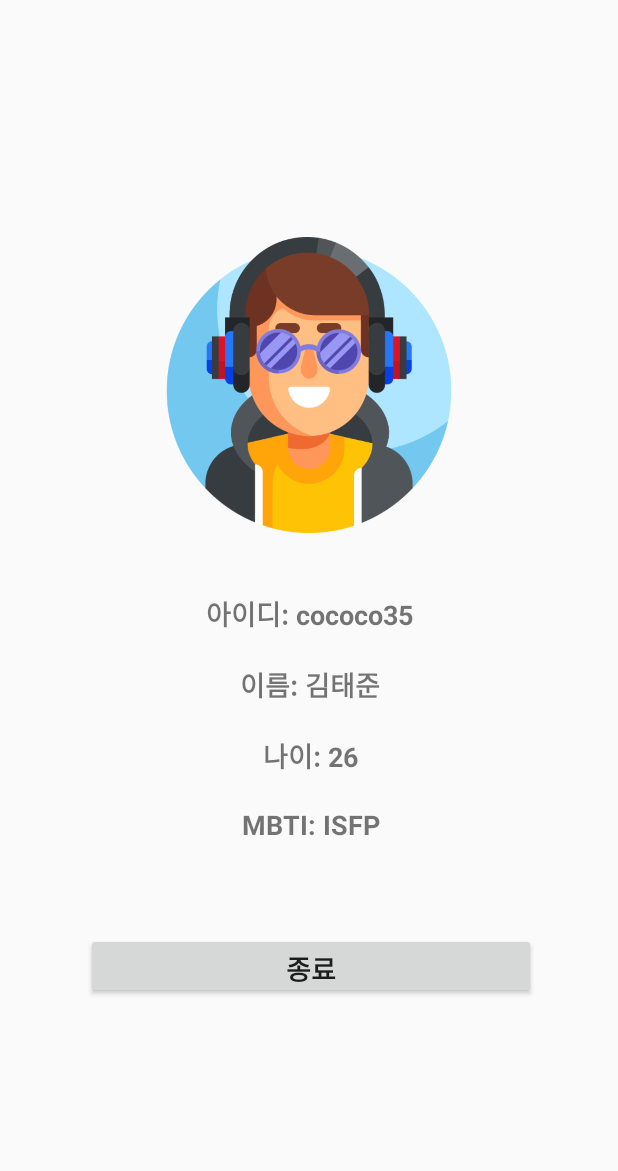
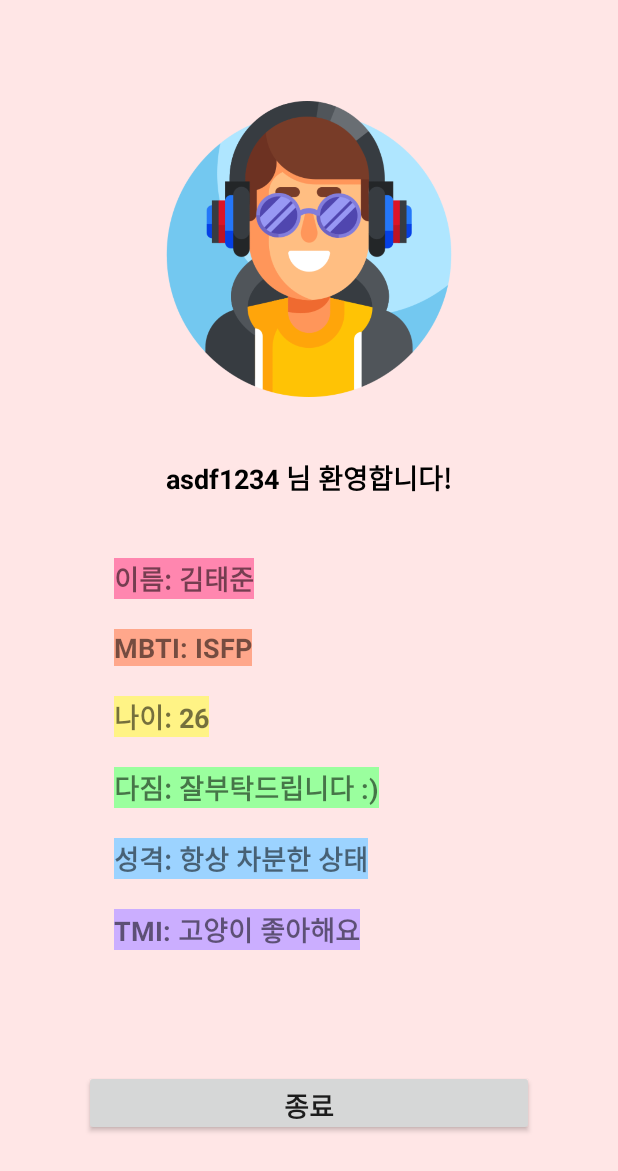
Before and after one commit to cococo35/SignIn, an Android app: the layout activity_home.xml on its own in the app's theme, with its tools: preview values and no code run, on a phone screen of 412 x 824 dp. Shown: the top 1171 px of the screen. Run offline under Robolectric (Android 15) with nearby library versions, the phone set to English and light mode, and no system bars.

Commit message:
Lv3/SignIn Widget 구현

```diff
--- a/app/build.gradle.kts
+++ b/app/build.gradle.kts
@@ -41,6 +41,7 @@
     implementation("androidx.appcompat:appcompat:1.6.1")
     implementation("com.google.android.material:material:1.11.0")
     implementation("androidx.constraintlayout:constraintlayout:2.1.4")
+    implementation("androidx.cardview:cardview:1.0.0")
     testImplementation("junit:junit:4.13.2")
     androidTestImplementation("androidx.test.ext:junit:1.1.5")
     androidTestImplementation("androidx.test.espresso:espresso-core:3.5.1")
--- a/app/src/main/java/com/android/signin/HomeActivity.kt
+++ b/app/src/main/java/com/android/signin/HomeActivity.kt
@@ -14,7 +14,7 @@
         val passWord = intent.getStringExtra("passWord")
 
         val tv_home_id = findViewById<TextView>(R.id.home_id)
-        tv_home_id.setText(id)
+        tv_home_id.setText("${id} 님 환영합니다!")
 
         val home_button = findViewById<Button>(R.id.home_button_finish)
 
--- a/app/src/main/res/layout/activity_home.xml
+++ b/app/src/main/res/layout/activity_home.xml
@@ -4,7 +4,19 @@
     xmlns:tools="http://schemas.android.com/tools"
     android:layout_width="match_parent"
     android:layout_height="match_parent"
+    android:background="#FFE6E6"
     tools:context=".HomeActivity">
+
+    <ScrollView
+        android:layout_width="match_parent"
+        android:layout_height="match_parent"
+        android:fillViewport="true"
+        android:scrollbars="none">
+
+        <androidx.constraintlayout.widget.ConstraintLayout
+            android:layout_width="match_parent"
+            android:layout_height="wrap_content"
+            android:padding="16dp">
 
             <ImageView
                 android:id="@+id/home_image"
@@ -19,46 +31,17 @@
                 app:srcCompat="@drawable/homeimage" />
 
             <TextView
-        android:id="@+id/home_id"
-        android:layout_width="wrap_content"
-        android:layout_height="wrap_content"
-        android:layout_marginTop="40dp"
-        android:text="아이디: cococo35"
-        android:textStyle="bold"
-        android:textSize="18dp"
-        app:layout_constraintBottom_toTopOf="@+id/home_name"
-        app:layout_constraintEnd_toEndOf="@+id/home_image"
-        app:layout_constraintHorizontal_bias="0.5"
-        app:layout_constraintStart_toStartOf="@+id/home_image"
-        app:layout_constraintTop_toBottomOf="@+id/home_image" />
-
-    <TextView
-        android:id="@+id/home_name"
-        android:layout_width="wrap_content"
-        android:layout_height="wrap_content"
-        android:layout_marginTop="20dp"
-        android:text="이름: 김태준"
-        android:textStyle="bold"
-        android:textSize="18dp"
-        app:layout_constraintBottom_toTopOf="@+id/home_age"
-        app:layout_constraintEnd_toEndOf="@+id/home_id"
-        app:layout_constraintHorizontal_bias="0.5"
-        app:layout_constraintStart_toStartOf="@+id/home_id"
-        app:layout_constraintTop_toBottomOf="@+id/home_id" />
-
-    <TextView
                 android:id="@+id/home_age"
                 android:layout_width="wrap_content"
                 android:layout_height="wrap_content"
                 android:layout_marginTop="20dp"
                 android:text="나이: 26"
+                android:textSize="18dp"
                 android:textStyle="bold"
-        android:textSize="18dp"
-        app:layout_constraintBottom_toTopOf="@+id/home_mbti"
-        app:layout_constraintEnd_toEndOf="@+id/home_name"
-        app:layout_constraintHorizontal_bias="0.5"
-        app:layout_constraintStart_toStartOf="@+id/home_name"
-        app:layout_constraintTop_toBottomOf="@+id/home_name" />
+                android:background="#FFF385"
+                app:layout_constraintBottom_toTopOf="@+id/home_promise"
+                app:layout_constraintStart_toStartOf="@+id/home_mbti"
+                app:layout_constraintTop_toBottomOf="@+id/home_mbti" />
 
             <TextView
                 android:id="@+id/home_mbti"
@@ -66,25 +49,97 @@
                 android:layout_height="wrap_content"
                 android:layout_marginTop="20dp"
                 android:text="MBTI: ISFP"
+                android:textSize="18dp"
                 android:textStyle="bold"
+                android:background="#FFA78B"
+                app:layout_constraintBottom_toTopOf="@+id/home_age"
+                app:layout_constraintStart_toStartOf="@+id/home_name"
+                app:layout_constraintTop_toBottomOf="@+id/home_name" />
+
+            <TextView
+                android:id="@+id/home_TMI"
+                android:layout_width="wrap_content"
+                android:layout_height="wrap_content"
+                android:layout_marginTop="20dp"
+                android:text="TMI: 고양이 좋아해요"
                 android:textSize="18dp"
+                android:textStyle="bold"
+                android:background="#CBAEFF"
                 app:layout_constraintBottom_toTopOf="@+id/home_button_finish"
-        app:layout_constraintEnd_toEndOf="@+id/home_age"
-        app:layout_constraintHorizontal_bias="0.5"
-        app:layout_constraintStart_toStartOf="@+id/home_age"
-        app:layout_constraintTop_toBottomOf="@+id/home_age" />
+                app:layout_constraintStart_toStartOf="@+id/home_personality"
+                app:layout_constraintTop_toBottomOf="@+id/home_personality" />
 
             <Button
                 android:id="@+id/home_button_finish"
                 android:layout_width="300dp"
                 android:layout_height="44dp"
-        android:layout_marginTop="60dp"
+                android:layout_marginTop="80dp"
                 android:text="종료"
                 android:textSize="18dp"
                 android:textStyle="bold"
                 app:layout_constraintBottom_toBottomOf="parent"
-        app:layout_constraintEnd_toEndOf="@+id/home_mbti"
+                app:layout_constraintEnd_toEndOf="parent"
                 app:layout_constraintHorizontal_bias="0.5"
-        app:layout_constraintStart_toStartOf="@+id/home_mbti"
-        app:layout_constraintTop_toBottomOf="@+id/home_mbti" />
+                app:layout_constraintStart_toStartOf="parent"
+                app:layout_constraintTop_toBottomOf="@+id/home_TMI" />
+
+            <TextView
+                android:id="@+id/home_id"
+                android:layout_width="wrap_content"
+                android:layout_height="wrap_content"
+                android:layout_marginTop="40dp"
+                android:text="asdf1234 님 환영합니다!"
+                android:textColor="@color/black"
+                android:textSize="18dp"
+                android:textStyle="bold"
+                app:layout_constraintBottom_toTopOf="@+id/home_name"
+                app:layout_constraintEnd_toEndOf="parent"
+                app:layout_constraintHorizontal_bias="0.5"
+                app:layout_constraintStart_toStartOf="parent"
+                app:layout_constraintTop_toBottomOf="@+id/home_image" />
+
+            <TextView
+                android:id="@+id/home_name"
+                android:layout_width="wrap_content"
+                android:layout_height="wrap_content"
+                android:layout_marginStart="60dp"
+                android:layout_marginTop="40dp"
+                android:text="이름: 김태준"
+                android:textSize="18dp"
+                android:textStyle="bold"
+                android:background="#FF86AF"
+                app:layout_constraintBottom_toTopOf="@+id/home_mbti"
+                app:layout_constraintStart_toStartOf="parent"
+                app:layout_constraintTop_toBottomOf="@+id/home_id" />
+
+            <TextView
+                android:id="@+id/home_promise"
+                android:layout_width="wrap_content"
+                android:layout_height="wrap_content"
+                android:layout_marginTop="20dp"
+                android:text="다짐: 잘부탁드립니다 :)"
+                android:textSize="18dp"
+                android:textStyle="bold"
+                android:background="#9AFF9E"
+                app:layout_constraintBottom_toTopOf="@+id/home_personality"
+                app:layout_constraintStart_toStartOf="@+id/home_age"
+                app:layout_constraintTop_toBottomOf="@+id/home_age" />
+
+            <TextView
+                android:id="@+id/home_personality"
+                android:layout_width="wrap_content"
+                android:layout_height="wrap_content"
+                android:layout_marginTop="20dp"
+                android:text="성격: 항상 차분한 상태"
+                android:textSize="18dp"
+                android:textStyle="bold"
+                android:background="#9CD3FF"
+                app:layout_constraintBottom_toTopOf="@+id/home_TMI"
+                app:layout_constraintStart_toStartOf="@+id/home_promise"
+                app:layout_constraintTop_toBottomOf="@+id/home_promise" />
+
         </androidx.constraintlayout.widget.ConstraintLayout>
+
+    </ScrollView>
+
+</androidx.constraintlayout.widget.ConstraintLayout>
```
Lines whose indentation alone changed are shown as unchanged.
